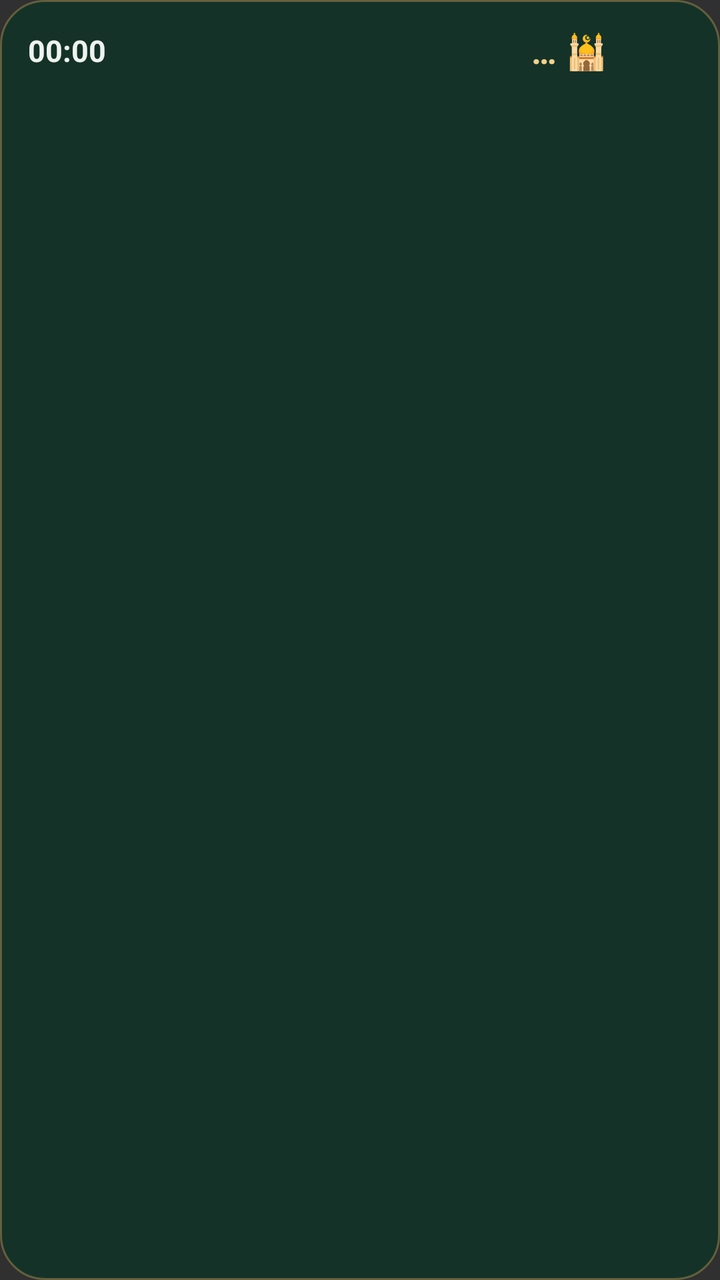
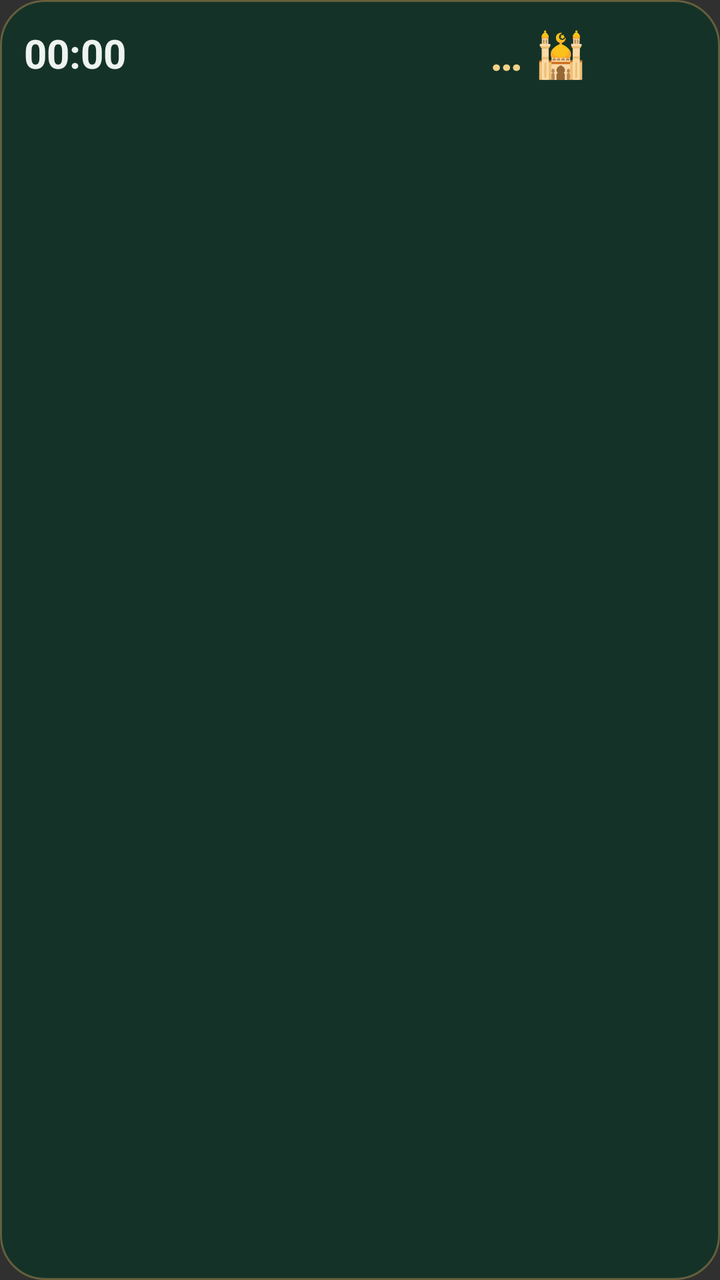

The first picture is an Android layout as it rendered before a commit; the second is the same layout after the commit. The layout source and the unified diff follow.
<!-- AndroidManifest.xml: application theme android:Theme.Material.NoActionBar -->
<!-- res/layout/widget_large.xml -->
<LinearLayout xmlns:android="http://schemas.android.com/apk/res/android"
    android:id="@+id/w_root" android:layout_width="match_parent" android:layout_height="match_parent"
    android:orientation="vertical" android:padding="14dp"
    android:background="@drawable/widget_bg" android:layoutDirection="rtl">
    <LinearLayout android:layout_width="match_parent" android:layout_height="wrap_content" android:orientation="horizontal" android:gravity="center_vertical">
        <ImageView android:layout_width="34dp" android:layout_height="34dp" android:src="@drawable/ic_launcher"/>
        <LinearLayout android:layout_width="0dp" android:layout_weight="1" android:layout_height="wrap_content" android:orientation="vertical" android:paddingStart="8dp">
            <TextView android:id="@+id/w_prayer" android:layout_width="wrap_content" android:layout_height="wrap_content"
                android:textColor="#F0D28A" android:textSize="17sp" android:textStyle="bold" android:text="🕌 …"/>
            <TextView android:id="@+id/w_hijri" android:layout_width="wrap_content" android:layout_height="wrap_content"
                android:textColor="#9FB7B0" android:textSize="12sp" android:maxLines="1" android:ellipsize="end"/>
        </LinearLayout>
        <LinearLayout android:layout_width="wrap_content" android:layout_height="wrap_content" android:orientation="vertical" android:gravity="center">
            <Chronometer android:id="@+id/w_count" android:layout_width="wrap_content" android:layout_height="wrap_content"
                android:textColor="#EEF3EF" android:textSize="15sp" android:textStyle="bold"/>
            <TextView android:id="@+id/w_progress" android:layout_width="wrap_content" android:layout_height="wrap_content"
                android:textColor="#5FC59A" android:textSize="12sp"/>
        </LinearLayout>
    </LinearLayout>
    <TextView android:id="@+id/w_wisdom" android:layout_width="match_parent" android:layout_height="0dp" android:layout_weight="1"
        android:layout_marginTop="8dp" android:textColor="#EEF3EF" android:textSize="14sp" android:gravity="center"
        android:maxLines="4" android:ellipsize="end" android:lineSpacingExtra="3dp"/>
    <TextView android:id="@+id/w_src" android:layout_width="match_parent" android:layout_height="wrap_content"
        android:textColor="#D9B45A" android:textSize="11sp" android:gravity="center" android:maxLines="1" android:ellipsize="end"/>
</LinearLayout>
<!-- resources referenced by this layout -->
<resources>
  <!-- drawable ic_launcher: vector/xml drawable (drawable, 2609 chars, omitted) -->
  <!-- drawable widget_bg (drawable) -->
  <shape xmlns:android="http://schemas.android.com/apk/res/android" android:shape="rectangle">
      <solid android:color="#F2143329"/>
      <corners android:radius="22dp"/>
      <stroke android:width="1dp" android:color="#5AD9B45A"/>
  </shape>
</resources>

<!-- the commit's change to res/layout/widget_large.xml (unified diff, before → after) -->
@@ -1,25 +1,26 @@
 <LinearLayout xmlns:android="http://schemas.android.com/apk/res/android"
     android:id="@+id/w_root" android:layout_width="match_parent" android:layout_height="match_parent"
-    android:orientation="vertical" android:padding="14dp"
+    android:orientation="vertical" android:padding="12dp"
     android:background="@drawable/widget_bg" android:layoutDirection="rtl">
     <LinearLayout android:layout_width="match_parent" android:layout_height="wrap_content" android:orientation="horizontal" android:gravity="center_vertical">
-        <ImageView android:layout_width="34dp" android:layout_height="34dp" android:src="@drawable/ic_launcher"/>
+        <ImageView android:layout_width="46dp" android:layout_height="46dp" android:src="@drawable/ic_launcher"/>
         <LinearLayout android:layout_width="0dp" android:layout_weight="1" android:layout_height="wrap_content" android:orientation="vertical" android:paddingStart="8dp">
             <TextView android:id="@+id/w_prayer" android:layout_width="wrap_content" android:layout_height="wrap_content"
-                android:textColor="#F0D28A" android:textSize="17sp" android:textStyle="bold" android:text="🕌 …"/>
+                android:textColor="#F0D28A" android:textSize="22sp" android:textStyle="bold" android:text="🕌 …"/>
             <TextView android:id="@+id/w_hijri" android:layout_width="wrap_content" android:layout_height="wrap_content"
-                android:textColor="#9FB7B0" android:textSize="12sp" android:maxLines="1" android:ellipsize="end"/>
+                android:textColor="#C9D8D3" android:textSize="15sp" android:maxLines="1" android:ellipsize="end"/>
         </LinearLayout>
         <LinearLayout android:layout_width="wrap_content" android:layout_height="wrap_content" android:orientation="vertical" android:gravity="center">
             <Chronometer android:id="@+id/w_count" android:layout_width="wrap_content" android:layout_height="wrap_content"
-                android:textColor="#EEF3EF" android:textSize="15sp" android:textStyle="bold"/>
+                android:textColor="#EEF3EF" android:textSize="20sp" android:textStyle="bold"/>
             <TextView android:id="@+id/w_progress" android:layout_width="wrap_content" android:layout_height="wrap_content"
-                android:textColor="#5FC59A" android:textSize="12sp"/>
+                android:textColor="#5FC59A" android:textSize="15sp" android:textStyle="bold"/>
         </LinearLayout>
     </LinearLayout>
     <TextView android:id="@+id/w_wisdom" android:layout_width="match_parent" android:layout_height="0dp" android:layout_weight="1"
-        android:layout_marginTop="8dp" android:textColor="#EEF3EF" android:textSize="14sp" android:gravity="center"
-        android:maxLines="4" android:ellipsize="end" android:lineSpacingExtra="3dp"/>
+        android:layout_marginTop="8dp" android:textColor="#EEF3EF" android:textSize="19sp" android:gravity="center"
+        android:autoSizeTextType="uniform" android:autoSizeMinTextSize="14sp" android:autoSizeMaxTextSize="24sp" android:autoSizeStepGranularity="1sp"
+        android:maxLines="5" android:ellipsize="end" android:lineSpacingExtra="3dp"/>
     <TextView android:id="@+id/w_src" android:layout_width="match_parent" android:layout_height="wrap_content"
-        android:textColor="#D9B45A" android:textSize="11sp" android:gravity="center" android:maxLines="1" android:ellipsize="end"/>
+        android:textColor="#D9B45A" android:textSize="14sp" android:gravity="center" android:maxLines="1" android:ellipsize="end"/>
 </LinearLayout>
